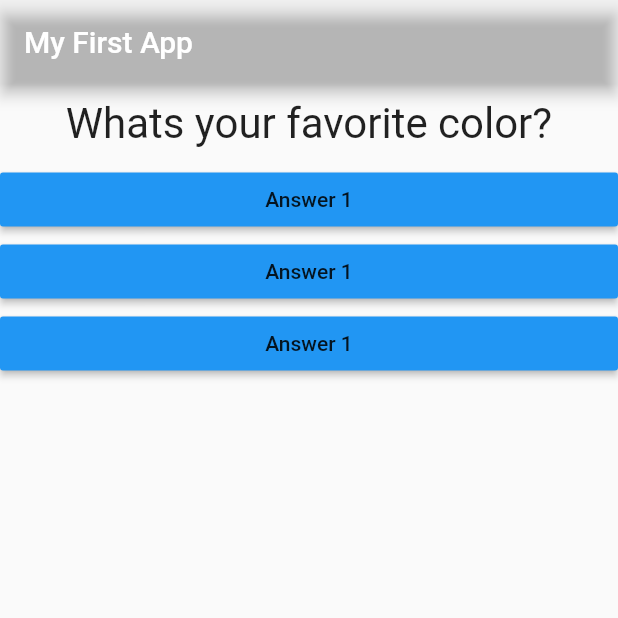
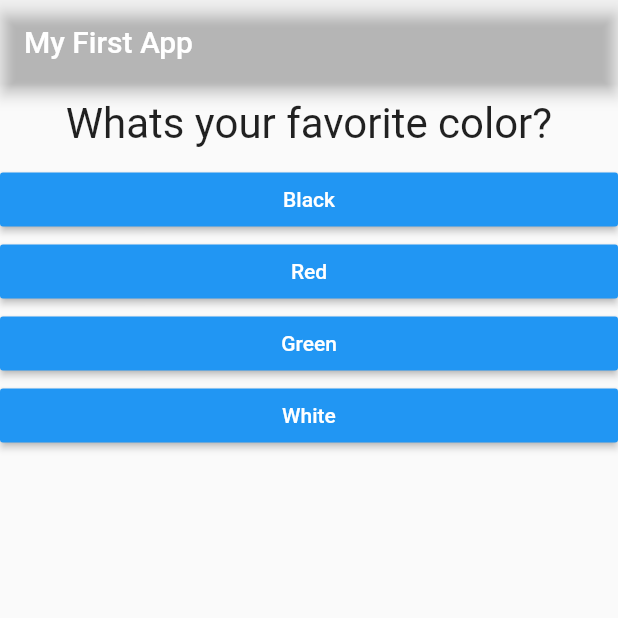
Before and after one commit to AmorimGabrielCE/FLutterCourse, a Flutter app: the screen it shows after launch, on a phone screen of 412 x 824 dp, the top half of it. Run offline on Flutter 3.47's test engine with Material 2 defaults, Android fonts, the phone set to English and light mode, and no system bars.

Commit message:
Introducing Maps.

```diff
--- a/lib/answer.dart
+++ b/lib/answer.dart
@@ -2,8 +2,9 @@ import 'package:flutter/material.dart';
 
 class Answer extends StatelessWidget {
   final VoidCallback selectHandler;
+  final String answerText;
 
-  Answer(this.selectHandler);
+  Answer(this.selectHandler, this.answerText);
 
   @override
   Widget build(BuildContext context) {
@@ -11,7 +12,8 @@ class Answer extends StatelessWidget {
       width: double.infinity,
       child: RaisedButton(
         color: Colors.blue,
-        child: Text('Answer 1'),
+        textColor: Colors.white,
+        child: Text(answerText),
         onPressed: selectHandler,
       ),
     );
--- a/lib/main.dart
+++ b/lib/main.dart
@@ -31,8 +31,18 @@ class _MyAppState extends State<MyApp> {
   @override
   Widget build(BuildContext context) {
     var questions = [
-      'What\s your favorite color?',
-      'What\s your favorite animal?',
+      {
+        'questionText': 'What\s your favorite color?',
+        'answers': ['Black', 'Red', 'Green', 'White']
+      },
+      {
+        'questionText': 'What\s your favorite animal?',
+        'answers': ['Cat', 'Dog', 'Fish', 'Rabbit']
+      },
+      {
+        'questionText': 'Who\'s your favorite instructor?',
+        'answers': ['Max', 'Max', 'Max', 'Max']
+      }
     ];
     return MaterialApp(
         home: Scaffold(
@@ -42,10 +52,11 @@ class _MyAppState extends State<MyApp> {
       ),
       body: Column(
         children: [
-          Question(questions[_questionIndex]),
-          Answer(_answerQuestion),
-          Answer(_answerQuestion),
-          Answer(_answerQuestion),
+          Question(questions[_questionIndex]['questionText']),
+          ...(questions[_questionIndex]['answers'] as List<String>)
+              .map((answer) {
+            return Answer(_answerQuestion, answer);
+          }).toList()
         ],
       ),
     ));
```
